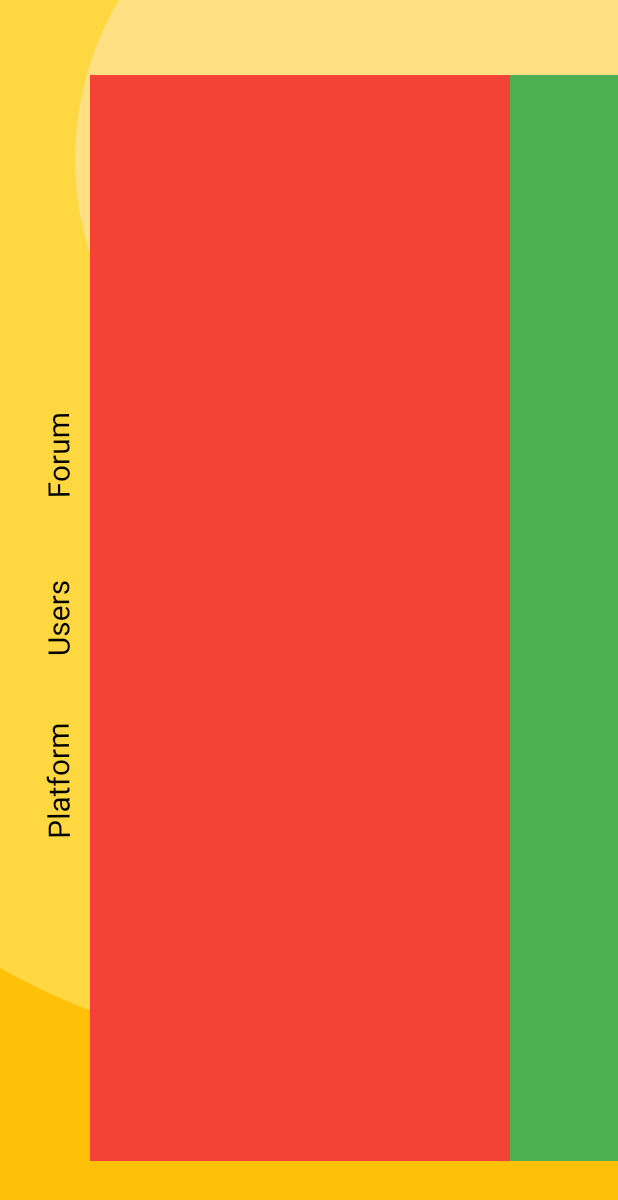
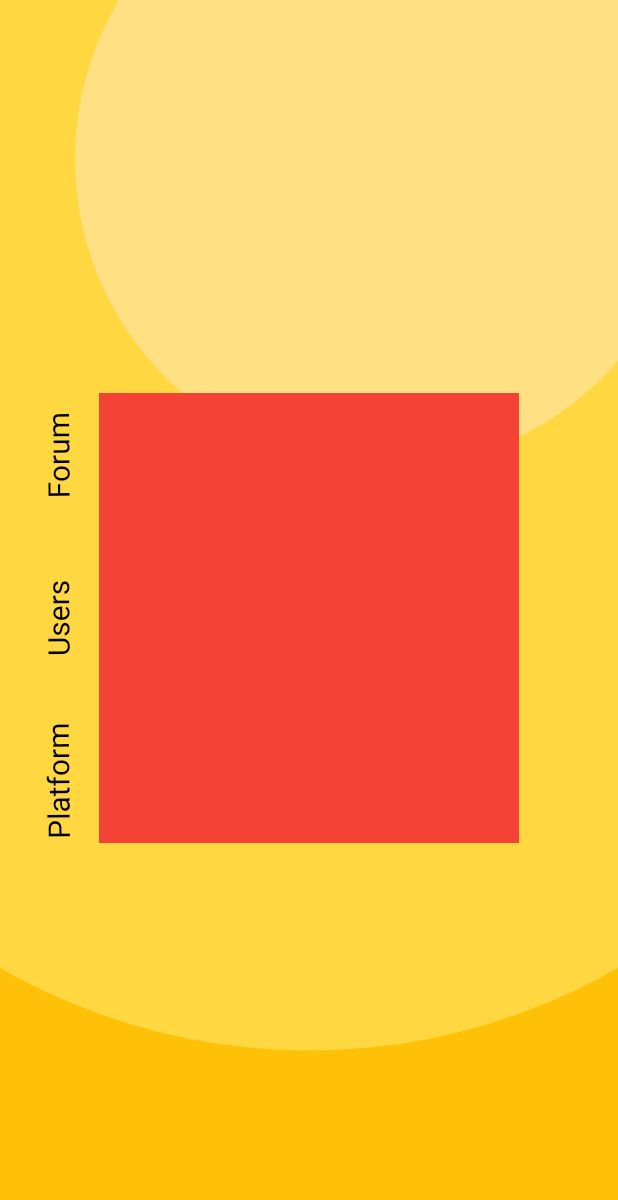
Before and after one commit to bL00d26/gameapp, a Flutter app: the screen it shows after launch, on a phone screen of 412 x 824 dp. Shown: the top 1200 px of the screen. Run offline on Flutter 3.47's test engine with Material 2 defaults, Android fonts, the phone set to English and light mode, and no system bars.

Commit message:
list view center

```diff
--- a/lib/main.dart
+++ b/lib/main.dart
@@ -33,11 +33,12 @@ class _HomePageState extends State<HomePage> {
             alignment: Alignment.center,
             child: HorizontalTabLayout(),
           ),
-          Padding(
-            padding: EdgeInsets.only(left:60.0,top:50.0,bottom: 50.0),
+          Center(
+            child: Container(
+               height: 300.0,
+                    width: 280.0,
               child: ListView(
                 scrollDirection: Axis.horizontal,
-
                 children: <Widget>[
                   Container(
                     height: 300.0,
@@ -51,6 +52,7 @@ class _HomePageState extends State<HomePage> {
                   )
                 ],
               ),
+            ),
           )
 
         ],
```
Lines whose indentation alone changed are shown as unchanged.
